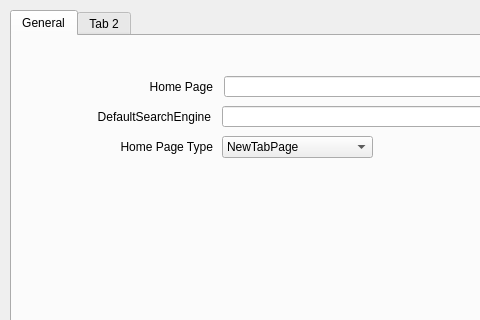
Qt form settings.ui (isahakv/ISOWebBrowser) before a commit; both pictures show x 0 to 480 and y 0 to 320 of the 821 by 467 pixel window.
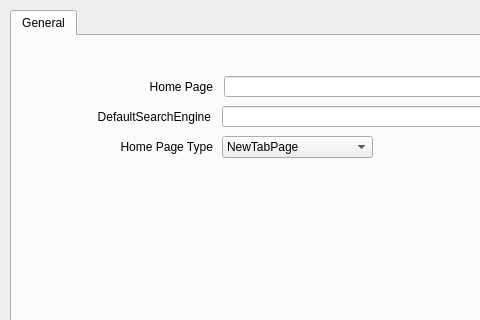
The same form after that commit.

```diff
--- a/settings.ui
+++ b/settings.ui
@@ -158,11 +158,6 @@
      </property>
     </widget>
    </widget>
-   <widget class="QWidget" name="tab_2">
-    <attribute name="title">
-     <string>Tab 2</string>
-    </attribute>
-   </widget>
   </widget>
  </widget>
  <resources/>
```
